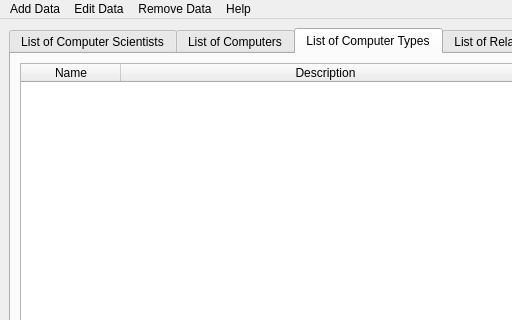
JonOrnBrynjarsson/vN1w3H51, file UI/mainwindow.ui: the form before one commit; both pictures show x 0 to 512 and y 0 to 320 of the 689 by 419 pixel window.
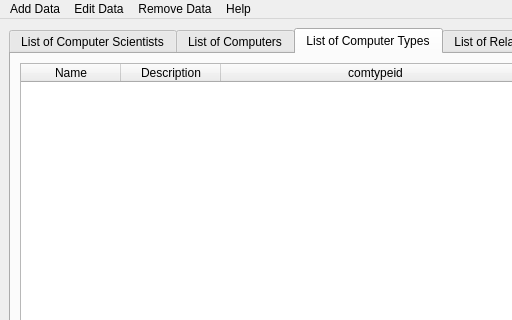
The form after the commit. The open tabs and pages were chosen to show the change.

What changed in the file:
```diff
--- a/UI/mainwindow.ui
+++ b/UI/mainwindow.ui
@@ -528,6 +528,11 @@
           <string>Description</string>
          </property>
         </column>
+        <column>
+         <property name="text">
+          <string>comtypeid</string>
+         </property>
+        </column>
        </widget>
        <widget class="QPushButton" name="pushButton_editComputerTypes">
         <property name="geometry">
```
Left out of the diff: 2 changed lines with no effect on the pictures.
